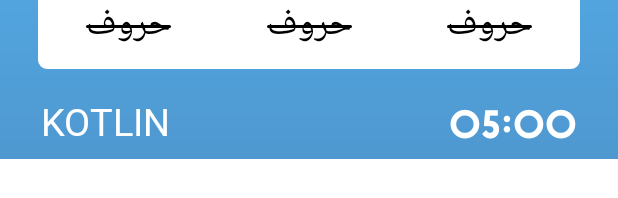
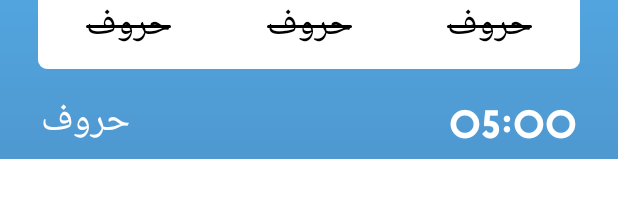
Before and after one commit to salman-ibrahim/talash-e-huroof, an Android app: the layout board_activity.xml on its own in the app's theme, with its tools: preview values and no code run, on a phone screen of 412 x 824 dp. Shown: the part 222-420 px from the top of the screen. Run offline under Robolectric (Android 15) with nearby library versions, the phone set to English and light mode, and no system bars; plain views replace KonfettiView; Roboto replaces fonts that are not available here.

Commit message:
minor layout fixes

```diff
--- a/app/src/main/res/layout/board_activity.xml
+++ b/app/src/main/res/layout/board_activity.xml
@@ -118,7 +118,7 @@
                     android:paddingEnd="27dp"
                     android:textColor="@android:color/white"
                     android:textSize="25sp"
-                    tools:text="KOTLIN" />
+                    tools:text="حروف" />
 
                 <androidx.appcompat.widget.AppCompatTextView
                     android:id="@+id/activityBoardTimer"
```
